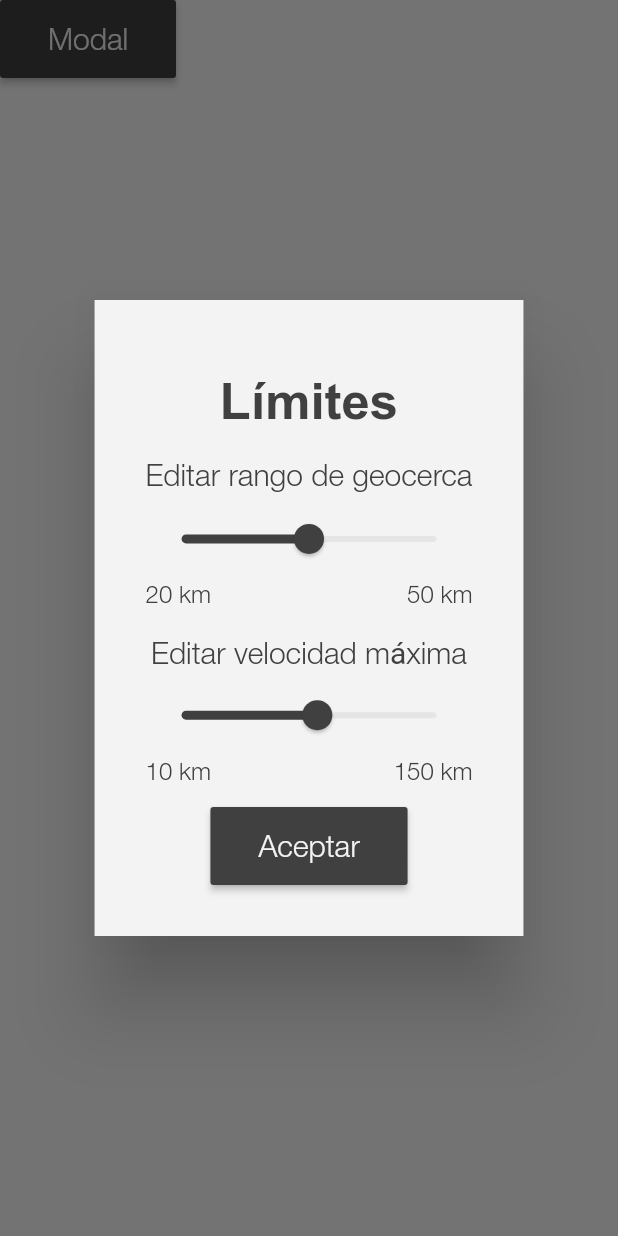
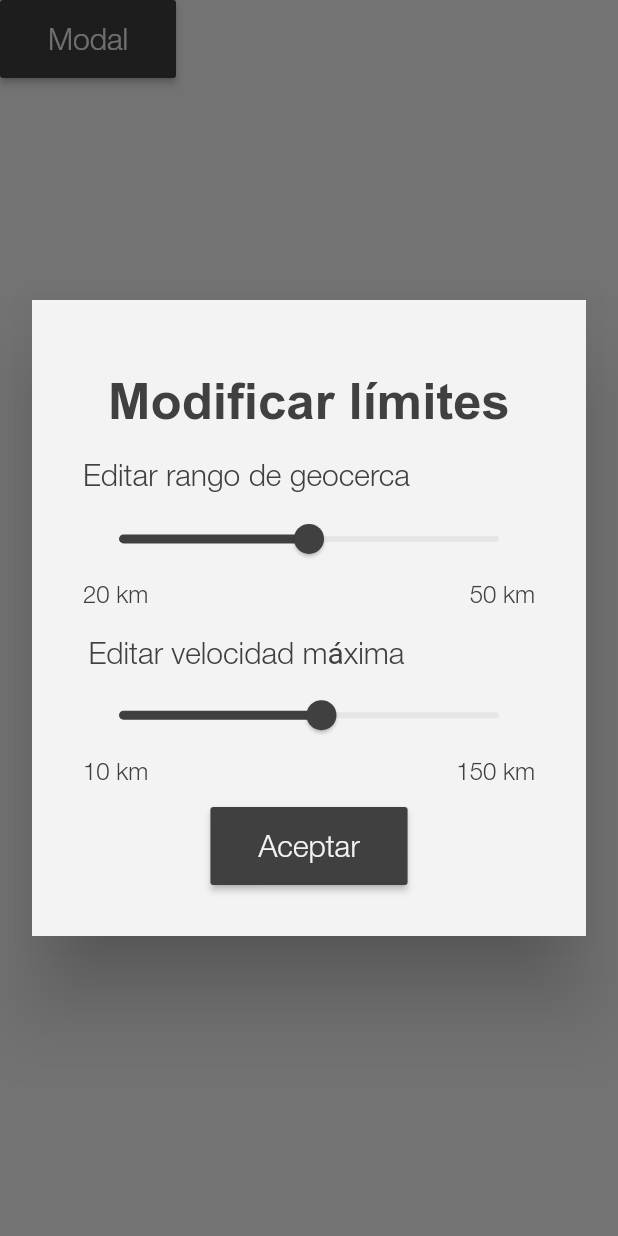
Before and after one commit to FinocchiaroGR/OneUnit-ZapataProject-Flutter, a Flutter app: the AppModalSlider widget shown alone on an empty page, opened directly, after a tap on "Modal", on a phone screen of 412 x 824 dp. Run offline on Flutter 3.47's test engine with Material 2 defaults, Android fonts, the light colour scheme and no system bars; our stand-ins replace carousel_slider, google_maps_flutter.

Commit message:
Finish Styling

```diff
--- a/lib/widgets/organisms/Modal.dart
+++ b/lib/widgets/organisms/Modal.dart
@@ -27,7 +27,7 @@ class AppModalSlider extends StatelessWidget {
             mainAxisSize: MainAxisSize.max,
             children: [
               const AppTypography(
-                text: "Límites",
+                text: "Modificar límites",
                 color: app_colors.primary,
                 align: TextAlign.center,
                 type: "h1",
@@ -36,7 +36,7 @@ class AppModalSlider extends StatelessWidget {
                 height: 10,
               ),
               AppSliderInput(
-                label: "Editar rango de geocerca",
+                label: "Editar rango de geocerca               ",
                 minText: "20 km",
                 minValue: 20,
                 maxText: "50 km",
@@ -48,7 +48,7 @@ class AppModalSlider extends StatelessWidget {
                 height: 5,
               ),
               AppSliderInput(
-                label: "Editar velocidad máxima",
+                label: "Editar velocidad máxima               ",
                 minText: "10 km",
                 minValue: 10,
                 maxText: "150 km",
```
